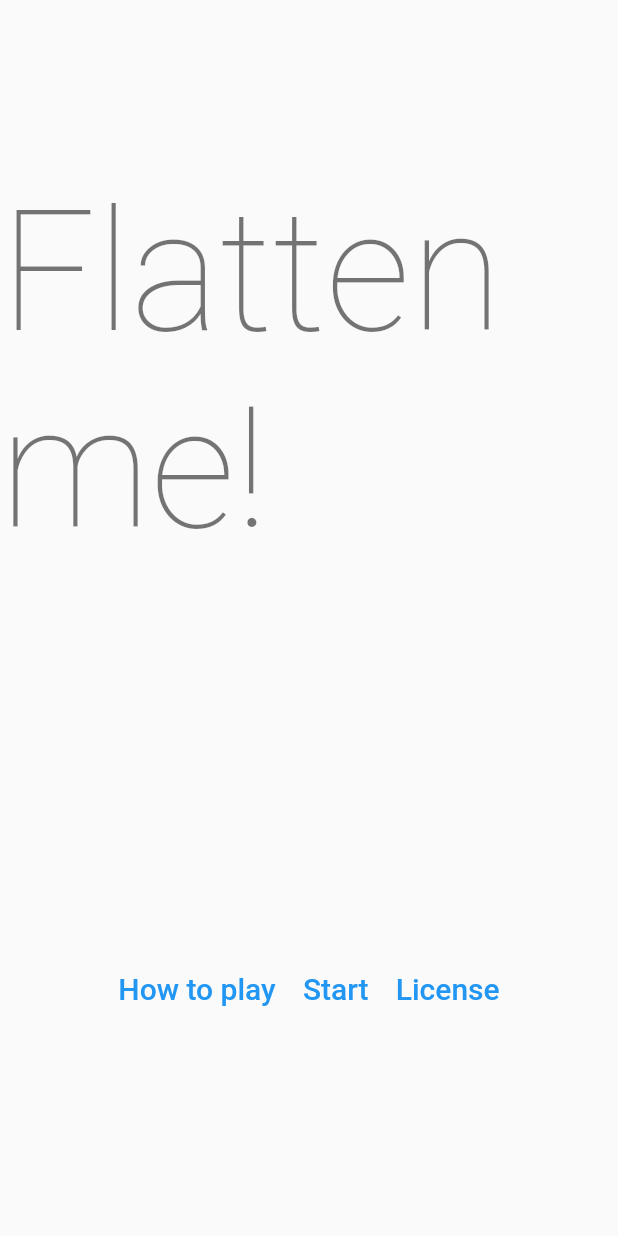
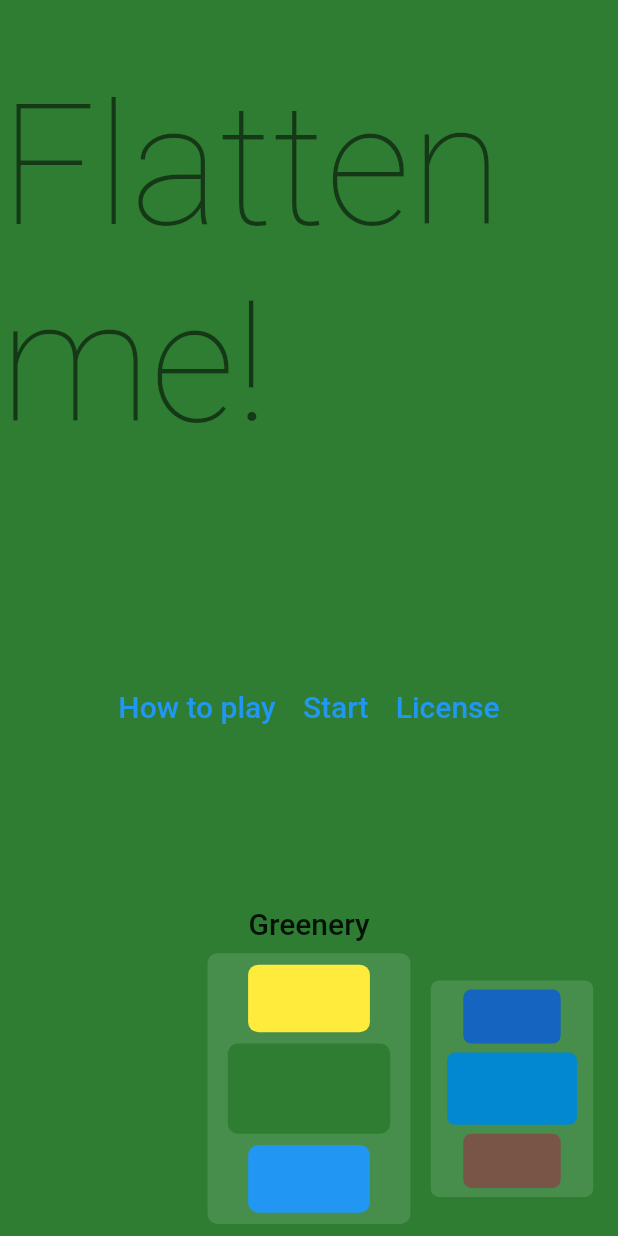
Before and after one commit to organic-nailer/flatten_me, a Flutter app: the screen it shows after launch, on a phone screen of 412 x 824 dp. Run offline on Flutter 3.47's test engine with Material 2 defaults, Android fonts, the phone set to English and light mode, and no system bars; missing offline and left inert: expanded_grid, flutter_circular_slider, rainbow_color.

Commit message:
add color presets

```diff
--- /dev/null
+++ b/lib/color_selector.dart
@@ -0,0 +1,139 @@
+import 'package:carousel_slider/carousel_slider.dart';
+import 'package:flutter/material.dart';
+
+class ColorSelector extends StatefulWidget {
+  final List<ColorPreset> presets;
+  final int value;
+  final ValueChanged<int>? onChanged;
+  const ColorSelector(
+      {Key? key, required this.presets, required this.value, this.onChanged})
+      : super(key: key);
+
+  @override
+  _ColorSelectorState createState() => _ColorSelectorState();
+}
+
+class _ColorSelectorState extends State<ColorSelector> {
+  final controller = CarouselController();
+
+  @override
+  void didUpdateWidget(covariant ColorSelector oldWidget) {
+    super.didUpdateWidget(oldWidget);
+    if (widget.value != oldWidget.value) {
+      controller.animateToPage(widget.value,
+          duration: const Duration(milliseconds: 300), curve: Curves.easeInOut);
+    }
+  }
+
+  @override
+  Widget build(BuildContext context) {
+    return Column(
+      mainAxisSize: MainAxisSize.min,
+      children: [
+        Padding(
+          padding: const EdgeInsets.all(8.0),
+          child: Text(widget.presets[widget.value].name,
+              style: Theme.of(context).textTheme.headline6),
+        ),
+        Expanded(
+          child: LayoutBuilder(builder: (context, constraints) {
+            return CarouselSlider.builder(
+              options: CarouselOptions(
+                aspectRatio: 3 / 4,
+                viewportFraction: constraints.biggest.height /
+                    constraints.biggest.width *
+                    3 /
+                    4,
+                height: 200,
+                enableInfiniteScroll: false,
+              ),
+              carouselController: controller,
+              itemCount: widget.presets.length,
+              itemBuilder: (context, index, current) {
+                return Transform.scale(
+                    scale: index == widget.value ? 1 : 0.8,
+                    child: ColorCard(
+                      preset: widget.presets[index],
+                      onTap: () {
+                        widget.onChanged?.call(index);
+                      },
+                    ));
+              },
+            );
+          }),
+        ),
+      ],
+    );
+  }
+}
+
+class ColorCard extends StatelessWidget {
+  final ColorPreset preset;
+  final VoidCallback? onTap;
+  const ColorCard({Key? key, required this.preset, this.onTap})
+      : super(key: key);
+
+  @override
+  Widget build(BuildContext context) {
+    return AspectRatio(
+        aspectRatio: 3 / 4,
+        child: LayoutBuilder(builder: (context, constraints) {
+          final height = constraints.biggest.height;
+          final width = constraints.biggest.width;
+          return Container(
+            decoration: BoxDecoration(
+              borderRadius: BorderRadius.circular(width * 0.05),
+              color: Colors.white12,
+            ),
+            child: InkWell(
+              onTap: () {
+                onTap?.call();
+              },
+              customBorder: RoundedRectangleBorder(
+                borderRadius: BorderRadius.circular(width * 0.05),
+              ),
+              child: Column(
+                mainAxisAlignment: MainAxisAlignment.spaceEvenly,
+                children: [
+                  Container(
+                    height: height / 4,
+                    width: width * 0.6,
+                    decoration: BoxDecoration(
+                        color: preset.highColor,
+                        borderRadius:
+                            BorderRadius.all(Radius.circular(width * 0.05))),
+                  ),
+                  Container(
+                    height: height / 3,
+                    width: width * 0.8,
+                    decoration: BoxDecoration(
+                        color: preset.baseColor,
+                        borderRadius:
+                            BorderRadius.all(Radius.circular(width * 0.05))),
+                  ),
+                  Container(
+                    height: height / 4,
+                    width: width * 0.6,
+                    decoration: BoxDecoration(
+                        color: preset.lowColor,
+                        borderRadius:
+                            BorderRadius.all(Radius.circular(width * 0.05))),
+                  ),
+                ],
+              ),
+            ),
+          );
+        }));
+  }
+}
+
+class ColorPreset {
+  final Color baseColor, highColor, lowColor;
+  final String name;
+  const ColorPreset(
+    this.baseColor,
+    this.highColor,
+    this.lowColor,
+    this.name,
+  );
+}
--- a/lib/slide_game_page.dart
+++ b/lib/slide_game_page.dart
@@ -1,6 +1,7 @@
 import 'dart:math';
 
 import 'package:expanded_grid/expanded_grid.dart';
+import 'package:flatten_me/color_selector.dart';
 import 'package:flatten_me/stroke_depth_button.dart';
 import 'package:flutter/material.dart';
 import 'package:collection/collection.dart';
@@ -8,13 +9,8 @@ import 'package:flutter_circular_slider/flutter_circular_slider.dart';
 import 'package:rainbow_color/rainbow_color.dart';
 
 class SlideGamePage extends StatefulWidget {
-  final Color highColor, lowColor, baseColor;
-  const SlideGamePage(
-      {Key? key,
-      required this.baseColor,
-      required this.lowColor,
-      required this.highColor})
-      : super(key: key);
+  final ColorPreset colorPreset;
+  const SlideGamePage({Key? key, required this.colorPreset}) : super(key: key);
 
   @override
   _SlideGamePageState createState() => _SlideGamePageState();
@@ -40,9 +36,9 @@ class _SlideGamePageState extends State<SlideGamePage> {
     super.initState();
 
     surfaceColor = RainbowColorTween([
-      widget.highColor,
-      widget.baseColor,
-      widget.lowColor,
+      widget.colorPreset.highColor,
+      widget.colorPreset.baseColor,
+      widget.colorPreset.lowColor,
     ]);
   }
 
@@ -161,7 +157,7 @@ class _SlideGamePageState extends State<SlideGamePage> {
   @override
   Widget build(BuildContext context) {
     return Scaffold(
-      backgroundColor: widget.baseColor,
+      backgroundColor: widget.colorPreset.baseColor,
       body: Center(
           child: ConstrainedBox(
         constraints: const BoxConstraints(maxWidth: 700),
@@ -275,7 +271,8 @@ class _SlideGamePageState extends State<SlideGamePage> {
                                                   surfaceColor: surfaceColor,
                                                   surfaceOverrideColor:
                                                       cell.value == 0
-                                                          ? widget.baseColor
+                                                          ? widget.colorPreset
+                                                              .baseColor
                                                           : null,
                                                 ))))
                                     .expand((e) => e)
@@ -289,7 +286,7 @@ class _SlideGamePageState extends State<SlideGamePage> {
                                 child: Visibility(
                                   visible: isGameOver,
                                   child: ColoredBox(
-                                    color: widget.baseColor,
+                                    color: widget.colorPreset.baseColor,
                                     child: Center(
                                       child: Column(
                                         mainAxisSize: MainAxisSize.min,
--- a/lib/start_page.dart
+++ b/lib/start_page.dart
@@ -1,3 +1,4 @@
+import 'package:flatten_me/color_selector.dart';
 import 'package:flatten_me/slide_game_page.dart';
 import 'package:flutter/material.dart';
 
@@ -8,10 +9,21 @@ class StartPage extends StatefulWidget {
   _StartPageState createState() => _StartPageState();
 }
 
+final colorPresets = [
+  ColorPreset(Colors.green.shade800, Colors.yellow, Colors.blue, "Greenery"),
+  ColorPreset(Colors.lightBlue.shade700, Colors.blue.shade800, Colors.brown,
+      "Dashlike"),
+  ColorPreset(Colors.orange.shade800, Colors.red, Colors.yellow, "Enthusiasm"),
+  ColorPreset(Colors.grey, Colors.grey.shade200, Colors.black, "Monotony"),
+];
+
 class _StartPageState extends State<StartPage> {
+  int selectedColorIndex = 0;
+
   @override
   Widget build(BuildContext context) {
     return Scaffold(
+      backgroundColor: colorPresets[selectedColorIndex].baseColor,
       body: Center(
         child: Column(
           children: [
@@ -35,9 +47,8 @@ class _StartPageState extends State<StartPage> {
                       onPressed: () {
                         Navigator.of(context).pushReplacement(MaterialPageRoute(
                             builder: (_) => SlideGamePage(
-                                baseColor: Colors.green.shade700,
-                                lowColor: Colors.blue,
-                                highColor: Colors.yellow)));
+                                  colorPreset: colorPresets[selectedColorIndex],
+                                )));
                       },
                       child:
                           const Text("Start", style: TextStyle(fontSize: 20))),
@@ -50,6 +61,20 @@ class _StartPageState extends State<StartPage> {
                 ],
               ),
             ),
+            Expanded(
+                flex: 2,
+                child: Padding(
+                  padding: const EdgeInsets.all(8.0),
+                  child: ColorSelector(
+                    presets: colorPresets,
+                    value: selectedColorIndex,
+                    onChanged: (value) {
+                      setState(() {
+                        selectedColorIndex = value;
+                      });
+                    },
+                  ),
+                )),
           ],
         ),
       ),
--- a/pubspec.yaml
+++ b/pubspec.yaml
@@ -17,6 +17,7 @@ dependencies:
   flutter_circular_slider:
     git:
       url: https://github.com/Faiizii/flutter-circular-slider
+  carousel_slider: ^4.0.0
 
 dev_dependencies:
   flutter_test:
```
Also changed, not shown: pubspec.lock.
